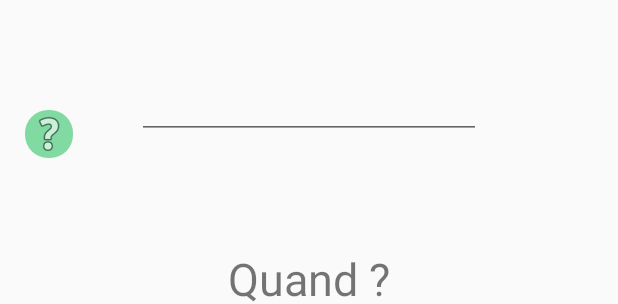
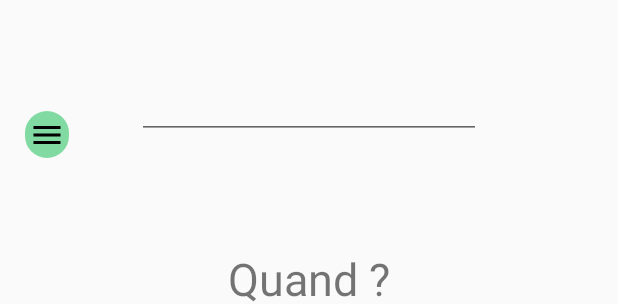
Before and after one commit to qfontain/Timeating, an Android app: the layout activity_main.xml on its own in the app's theme, with its tools: preview values and no code run, on a phone screen of 412 x 824 dp. Shown: the part 304-608 px from the top of the screen. Run offline under Robolectric (Android 15) with nearby library versions, the light colour scheme and no system bars.

Commit message:
Navigation Button modifié

```diff
--- /dev/null
+++ b/app/src/main/res/drawable/ic_menu_black_24px.xml
@@ -0,0 +1,9 @@
+<vector xmlns:android="http://schemas.android.com/apk/res/android"
+        android:width="24dp"
+        android:height="24dp"
+        android:viewportWidth="24.0"
+        android:viewportHeight="24.0">
+    <path
+        android:pathData="M3,18h18v-2L3,16v2zM3,13h18v-2L3,11v2zM3,6v2h18L21,6L3,6z"
+        android:fillColor="#000000"/>
+</vector>
--- a/app/src/main/res/layout/activity_main.xml
+++ b/app/src/main/res/layout/activity_main.xml
@@ -92,16 +92,17 @@
 
         <ImageButton
             android:id="@+id/imagebutton"
-            android:layout_width="wrap_content"
-            android:layout_height="wrap_content"
+            android:layout_width="29dp"
+            android:layout_height="31dp"
             android:layout_marginBottom="516dp"
             android:layout_marginStart="8dp"
             android:background="@drawable/imagebutton"
+            android:icon="@drawable/ic_menu_black_24px"
             app:layout_constraintBottom_toBottomOf="parent"
             app:layout_constraintEnd_toEndOf="parent"
             app:layout_constraintHorizontal_bias="0.023"
             app:layout_constraintStart_toStartOf="parent"
-            app:srcCompat="@android:drawable/ic_menu_help"
+            app:srcCompat="@drawable/ic_menu_black_24px"
             tools:ignore="HardcodedText" />
 
 
```
